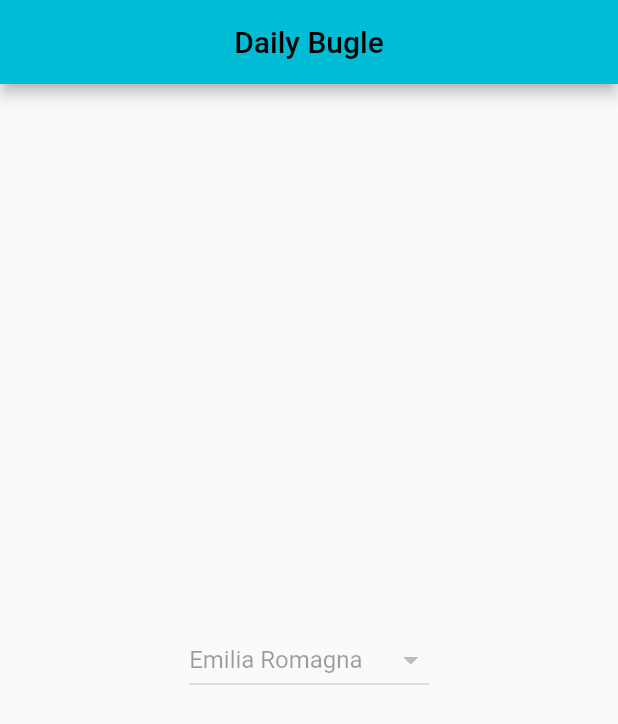
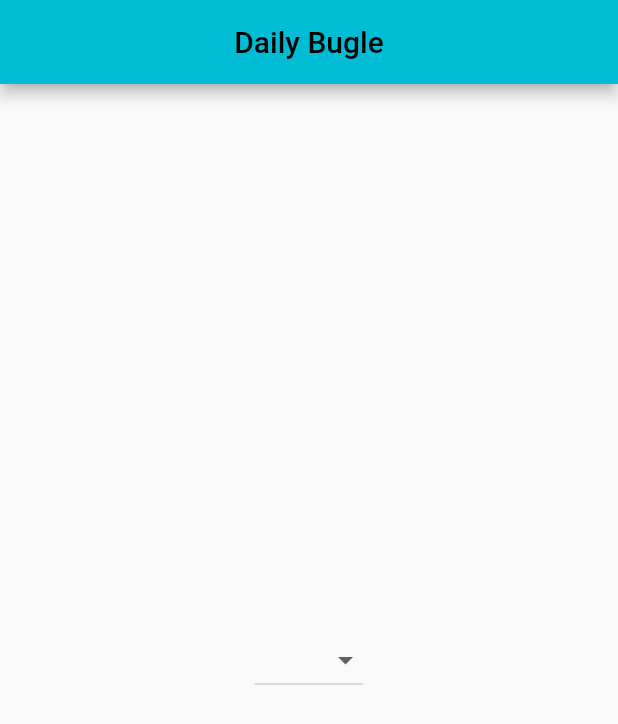
Before and after one commit to EugeniaFacchini/daily_bugle, a Flutter app: the screen it shows after launch, on a phone screen of 412 x 824 dp. Shown: the top 724 px of the screen. Run offline on Flutter 3.47's test engine with Material 2 defaults, Android fonts, the light colour scheme and no system bars.

Commit message:
Dropdown button

```diff
--- a/lib/main.dart
+++ b/lib/main.dart
@@ -2,7 +2,7 @@
 import 'package:daily_bugle/widgets/home.dart';
 
 void main() {
-  runApp(MyApp());
+  runApp(const MyApp());
 }
 
 class MyApp extends StatelessWidget {
@@ -14,6 +14,6 @@
         debugShowCheckedModeBanner: false,
         theme: ThemeData(primarySwatch: Colors.cyan),
         title: 'Daily Bugle',
-        home: Home());
+        home: const Home());
   }
 }
--- /dev/null
+++ b/lib/widgets/dropdown_regione.dart
@@ -0,0 +1,34 @@
+import 'package:flutter/material.dart';
+
+class DropDownRegion extends StatefulWidget {
+  @override
+  _DropDownDemoState createState() => _DropDownDemoState();
+}
+
+class _DropDownDemoState extends State<DropDownRegion> {
+  String _chosenValue = "";
+  var A = [
+    "",
+    'Android',
+    'IOS',
+    'Flutter',
+    'Node',
+    'Java',
+    'Python',
+    'PHP',
+  ].map<DropdownMenuItem<String>>((String value) {
+    return DropdownMenuItem<String>(
+      value: value,
+      child: Text(value),
+    );
+  }).toList();
+  @override
+  Widget build(BuildContext context) {
+    return DropdownButton<String>(
+        value: _chosenValue,
+        //elevation: 5,
+        style: TextStyle(color: Colors.black),
+        items: A,
+        onChanged: (str) {});
+  }
+}
--- a/lib/widgets/home.dart
+++ b/lib/widgets/home.dart
@@ -1,7 +1,6 @@
-import 'dart:convert';
-import 'dart:math';
+import 'package:flutter/material.dart';
 
-import 'package:flutter/material.dart';
+import 'package:daily_bugle/widgets/dropdown_regione.dart';
 
 class Home extends StatefulWidget {
   const Home({Key? key}) : super(key: key);
@@ -18,17 +17,11 @@
         title: Text('Daily Bugle'),
         centerTitle: true,
       ),
-      body: Center(
-        child: Container(
-          child: DropdownButton(
-            items: [
-              DropdownMenuItem(
-                  child: Text("Emilia Romagna")),
-                  DropdownMenuItem(child: Text("Trentino Alto Adige"))],
-            onChanged: null,
-          ),
+       body: Center(
+         child: Container(
+          child: DropDownRegion() ,
         ),
-      ),
+       ),
     );
   }
 }
```
